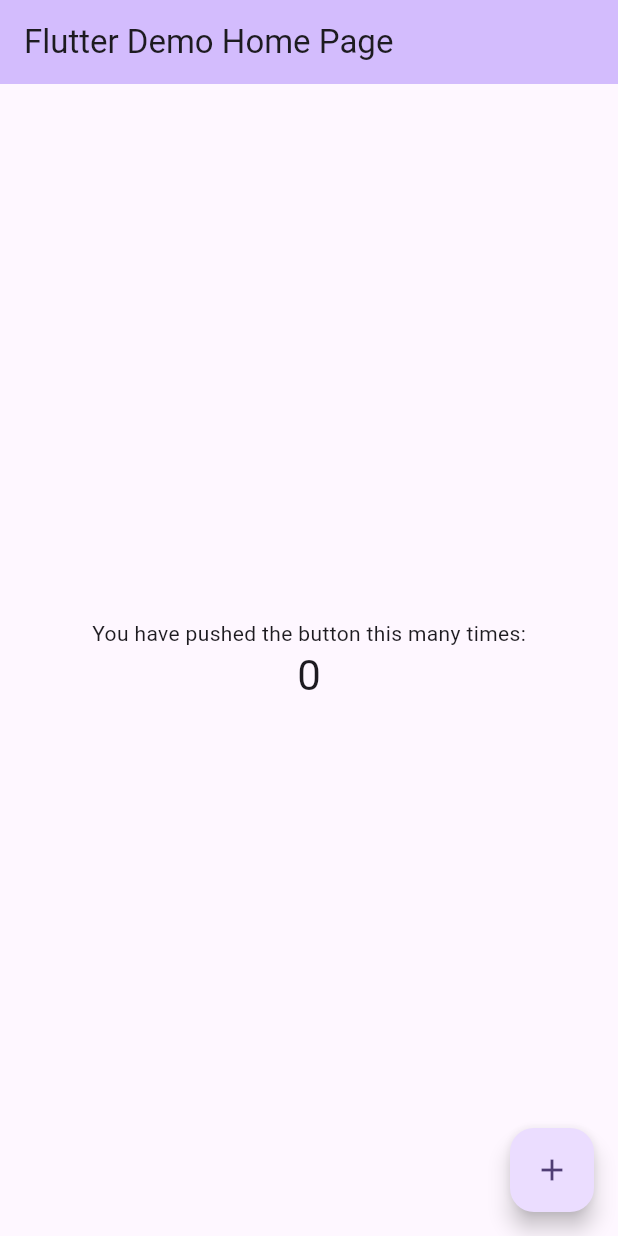
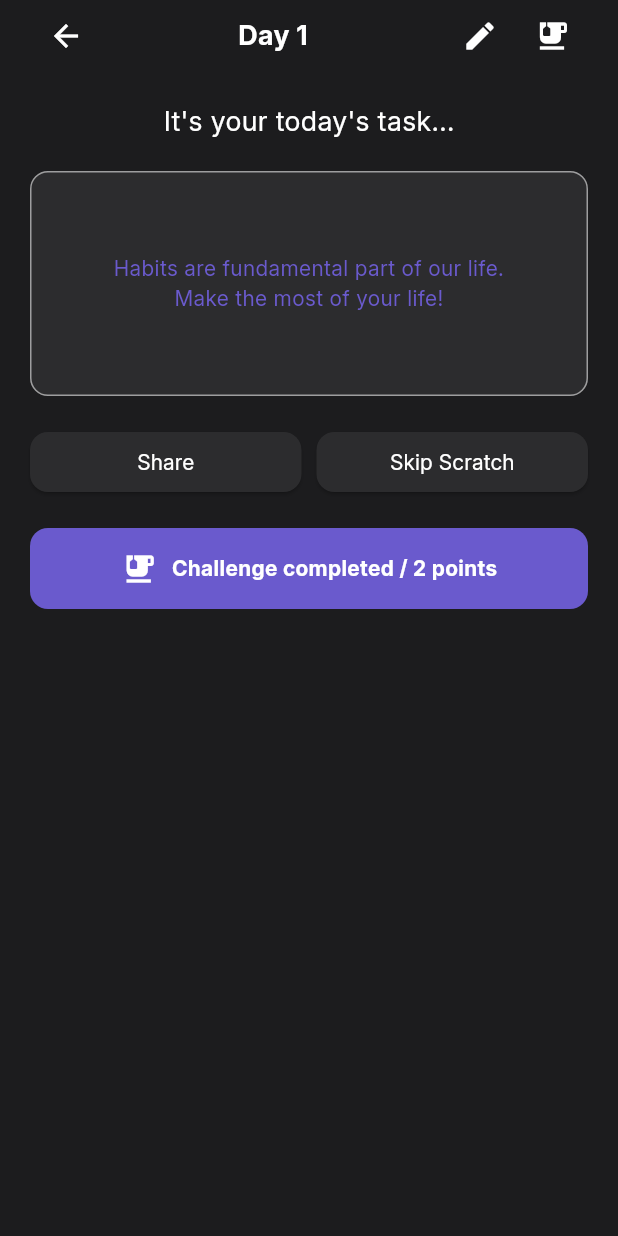
Before and after one commit to mk-muzzammil/chellenge_habit_App_Flutter, a Flutter app: the screen it shows after launch, on a phone screen of 412 x 824 dp. Run offline on Flutter 3.47's test engine with Material 3 defaults, Android fonts, the phone set to English and light mode, and no system bars; our stand-ins replace firebase_core; accounts and stored records are empty.

Commit message:
home-today-notifications pages designed

```diff
--- /dev/null
+++ b/lib/pages/TodayTaskPage.dart
@@ -0,0 +1,169 @@
+import 'package:flutter/material.dart';
+
+class TodayTaskPage extends StatelessWidget {
+  const TodayTaskPage({super.key});
+
+  @override
+  Widget build(BuildContext context) {
+    return Scaffold(
+      backgroundColor: const Color(0xFF1C1C1E),
+      body: SafeArea(
+        child: Padding(
+          padding: const EdgeInsets.symmetric(horizontal: 20.0),
+          child: Column(
+            crossAxisAlignment: CrossAxisAlignment.start,
+            children: [
+              // Header
+              Row(
+                mainAxisAlignment: MainAxisAlignment.spaceBetween,
+                children: [
+                  IconButton(
+                    onPressed: () {},
+                    icon: const Icon(Icons.arrow_back, color: Colors.white),
+                  ),
+                  const Text(
+                    'Day 1',
+                    style: TextStyle(
+                      fontFamily: 'Inter',
+                      fontSize: 18,
+                      fontWeight: FontWeight.bold,
+                      color: Colors.white,
+                    ),
+                  ),
+                  Row(
+                    children: [
+                      IconButton(
+                        onPressed: () {},
+                        icon: const Icon(Icons.edit, color: Colors.white),
+                      ),
+                      IconButton(
+                        onPressed: () {},
+                        icon: const Icon(Icons.emoji_food_beverage,
+                            color: Colors.white),
+                      ),
+                    ],
+                  ),
+                ],
+              ),
+              const SizedBox(height: 20),
+
+              // Today's Task Header
+              const Center(
+                child: Text(
+                  "It's your today's task...",
+                  style: TextStyle(
+                    fontFamily: 'Inter',
+                    fontSize: 18,
+                    fontWeight: FontWeight.w500,
+                    color: Colors.white,
+                  ),
+                ),
+              ),
+              const SizedBox(height: 20),
+
+              // Task Box
+              Center(
+                child: Container(
+                  width: double.infinity,
+                  height: 150,
+                  decoration: BoxDecoration(
+                    color: const Color(0xFF2C2C2E),
+                    borderRadius: BorderRadius.circular(12),
+                    border: Border.all(color: Colors.white54),
+                  ),
+                  child: const Center(
+                    child: Text(
+                      'Habits are fundamental part of our life.\nMake the most of your life!',
+                      textAlign: TextAlign.center,
+                      style: TextStyle(
+                        fontFamily: 'Inter',
+                        fontSize: 14,
+                        color: Color(0xFF6A5ACD),
+                      ),
+                    ),
+                  ),
+                ),
+              ),
+              const SizedBox(height: 20),
+
+              // Buttons
+              Row(
+                mainAxisAlignment: MainAxisAlignment.spaceBetween,
+                children: [
+                  Expanded(
+                    child: ElevatedButton(
+                      onPressed: () {},
+                      style: ElevatedButton.styleFrom(
+                        backgroundColor: const Color(0xFF2C2C2E),
+                        shape: RoundedRectangleBorder(
+                          borderRadius: BorderRadius.circular(12),
+                        ),
+                      ),
+                      child: const Text(
+                        'Share',
+                        style: TextStyle(
+                          fontFamily: 'Inter',
+                          fontSize: 14,
+                          color: Colors.white,
+                        ),
+                      ),
+                    ),
+                  ),
+                  const SizedBox(width: 10),
+                  Expanded(
+                    child: ElevatedButton(
+                      onPressed: () {},
+                      style: ElevatedButton.styleFrom(
+                        backgroundColor: const Color(0xFF2C2C2E),
+                        shape: RoundedRectangleBorder(
+                          borderRadius: BorderRadius.circular(12),
+                        ),
+                      ),
+                      child: const Text(
+                        'Skip Scratch',
+                        style: TextStyle(
+                          fontFamily: 'Inter',
+                          fontSize: 14,
+                          color: Colors.white,
+                        ),
+                      ),
+                    ),
+                  ),
+                ],
+              ),
+              const SizedBox(height: 20),
+
+              // Footer Message
+              Center(
+                child: Container(
+                  padding:
+                      const EdgeInsets.symmetric(vertical: 15, horizontal: 20),
+                  decoration: BoxDecoration(
+                    color: const Color(0xFF6A5ACD),
+                    borderRadius: BorderRadius.circular(12),
+                  ),
+                  child: const Row(
+                    mainAxisAlignment: MainAxisAlignment.center,
+                    children: [
+                      Icon(Icons.emoji_food_beverage, color: Colors.white),
+                      SizedBox(width: 10),
+                      Text(
+                        'Challenge completed / 2 points',
+                        style: TextStyle(
+                          fontFamily: 'Inter',
+                          fontSize: 14,
+                          fontWeight: FontWeight.bold,
+                          color: Colors.white,
+                        ),
+                      ),
+                    ],
+                  ),
+                ),
+              ),
+            ],
+          ),
+        ),
+      ),
+    );
+  }
+}
```
Also changed, not shown: lib/main.dart (+9 -1 lines), lib/pages/NotificationPage.dart (added, +215 -0 lines), lib/pages/TrackerPage.dart (added, +191 -0 lines), pubspec.yaml (+8 -3 lines), assets/fonts/Inter_18pt-Bold.ttf (added), assets/fonts/Inter_18pt-Regular.ttf (added), assets/images/Morning.png (added), assets/images/reading book habit.png (added), pubspec.lock.
